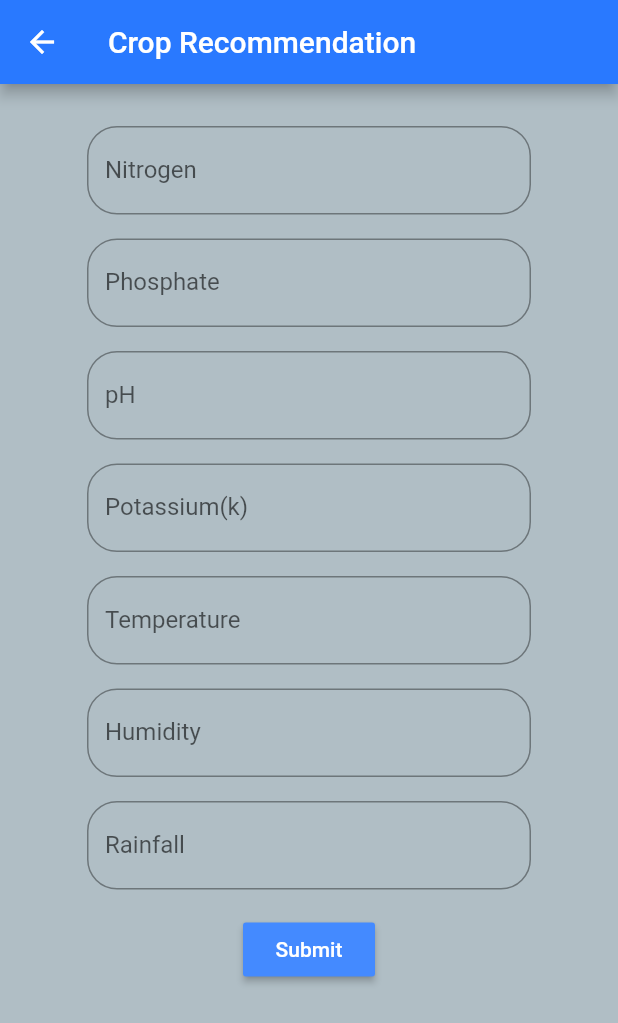
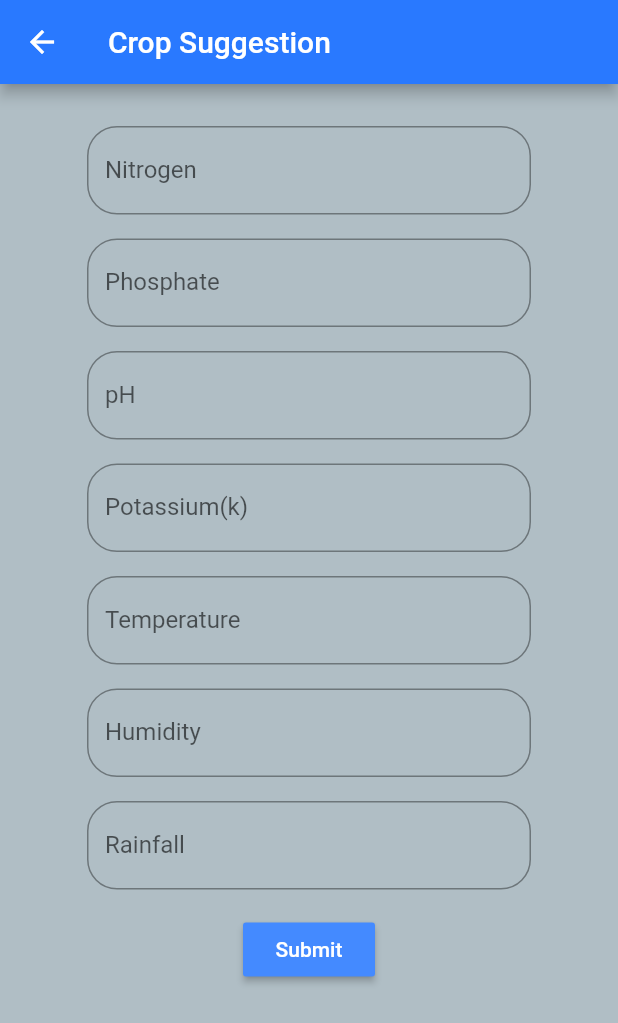
Before and after one commit to madhucharan/FarmX, a Flutter app: the recommendation screen opened directly, on a phone screen of 412 x 824 dp. Shown: the top 1023 px of the screen. Run offline on Flutter 3.47's test engine with Material 2 defaults, Android fonts, the phone set to English and light mode, and no system bars; our stand-ins replace cached_network_image, cloud_firestore, firebase_auth, firebase_core, firebase_storage, flutter_svg and 8 more; missing offline and left inert: tflite, tflite_flutter; accounts and stored records are empty; project files that could hold a hidden picture were left out.

Commit message:
fix minor bug

```diff
--- a/FARMX APP/lib/Screens/crop_recommendation/recommendation.dart
+++ b/FARMX APP/lib/Screens/crop_recommendation/recommendation.dart
@@ -57,7 +57,7 @@ class _riskState extends State<recommendation> {
     return Scaffold(
         backgroundColor: Colors.blueGrey[200],
         appBar: AppBar(
-          title: Text('Crop Recommendation'),
+          title: Text('Crop Suggestion'),
           backgroundColor: Colors.blueAccent[400],
           actions: [],
         ),
```
